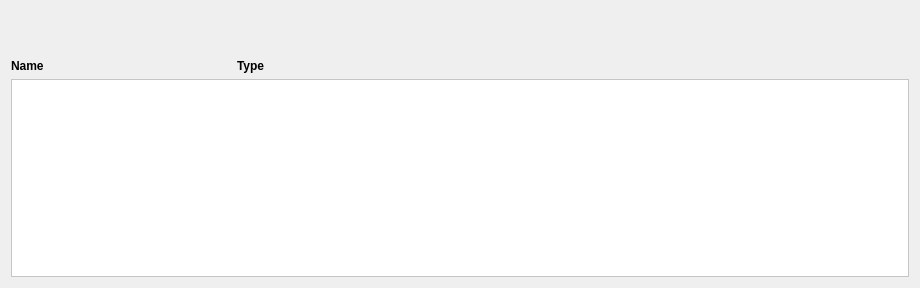
This is src/qgis_stac/ui/item_assets_widget.ui in stac-utils/qgis-stac-plugin as Qt 5 draws it before an edit. The edited form follows.
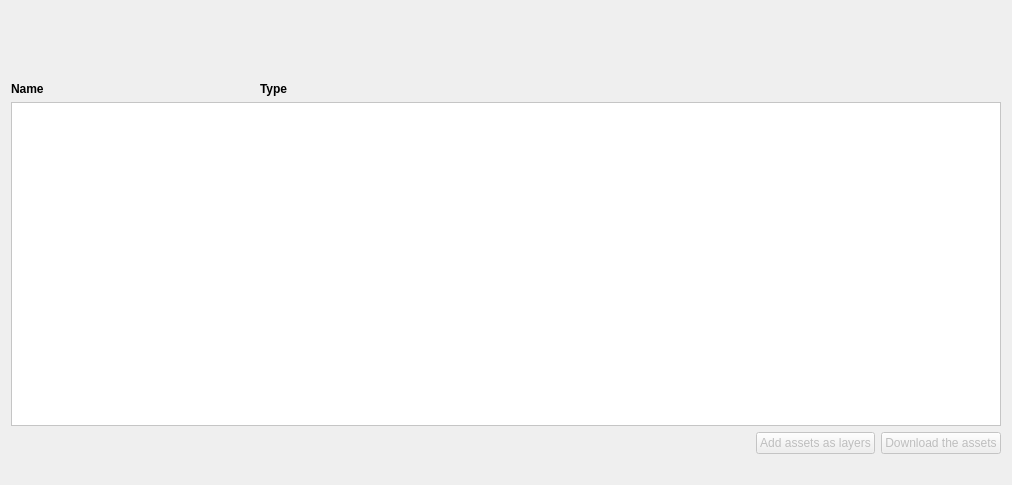
This is the edited form.

Commit message: support for load and download of multiple assets

The edit to the form file:
```diff
--- a/src/qgis_stac/ui/item_assets_widget.ui
+++ b/src/qgis_stac/ui/item_assets_widget.ui
@@ -6,8 +6,8 @@
    <rect>
     <x>0</x>
     <y>0</y>
-    <width>920</width>
-    <height>288</height>
+    <width>1012</width>
+    <height>485</height>
    </rect>
   </property>
   <property name="windowTitle">
@@ -24,6 +24,16 @@
      </property>
     </widget>
    </item>
+   <item>
+    <widget class="QLabel" name="asset_count">
+     <property name="styleSheet">
+      <string notr="true">font-size: 15px; font-weight: 300;</string>
+     </property>
+     <property name="text">
+      <string/>
+     </property>
+    </widget>
+   </item>
    <item>
     <spacer name="horizontalSpacer">
      <property name="orientation">
@@ -103,13 +113,69 @@
        <rect>
         <x>0</x>
         <y>0</y>
-        <width>900</width>
-        <height>189</height>
+        <width>992</width>
+        <height>304</height>
        </rect>
       </property>
      </widget>
     </widget>
    </item>
+   <item>
+    <layout class="QHBoxLayout" name="horizontalLayout">
+     <item>
+      <spacer name="horizontalSpacer_2">
+       <property name="orientation">
+        <enum>Qt::Horizontal</enum>
+       </property>
+       <property name="sizeHint" stdset="0">
+        <size>
+         <width>40</width>
+         <height>20</height>
+        </size>
+       </property>
+      </spacer>
+     </item>
+     <item>
+      <widget class="QPushButton" name="load_btn">
+       <property name="enabled">
+        <bool>false</bool>
+       </property>
+       <property name="toolTip">
+        <string>Loads the selected assets as layers.</string>
+       </property>
+       <property name="text">
+        <string>Add assets as layers</string>
+       </property>
+      </widget>
+     </item>
+     <item>
+      <widget class="QPushButton" name="download_btn">
+       <property name="enabled">
+        <bool>false</bool>
+       </property>
+       <property name="toolTip">
+        <string>&lt;html&gt;&lt;head/&gt;&lt;body&gt;&lt;p&gt;Downloads the select assets into the filesystem. The asset can be loaded after download is finished if the related plugin setting is enabled.&lt;/p&gt;&lt;/body&gt;&lt;/html&gt;</string>
+       </property>
+       <property name="text">
+        <string>Download the assets</string>
+       </property>
+      </widget>
+     </item>
+    </layout>
+   </item>
+   <item>
+    <spacer name="horizontalSpacer_3">
+     <property name="orientation">
+      <enum>Qt::Horizontal</enum>
+     </property>
+     <property name="sizeHint" stdset="0">
+      <size>
+       <width>40</width>
+       <height>20</height>
+      </size>
+     </property>
+    </spacer>
+   </item>
   </layout>
  </widget>
  <resources/>
```
Left out of the diff: 14 changed lines with no effect on the pictures. The commit also changes 5 other files.
